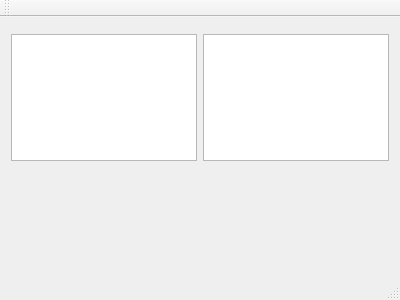
Qt form mainwindow.ui (Neuro111/balansBotGUI) before a commit.
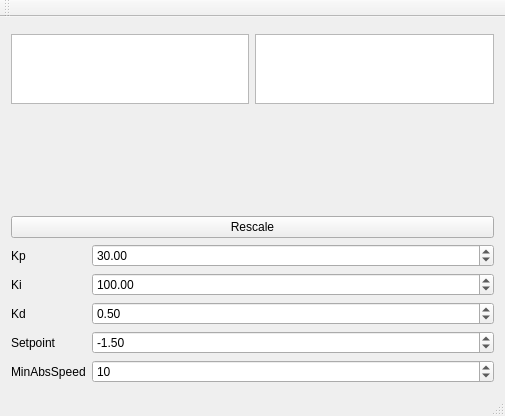
The same form after that commit. Custom widgets are drawn as their Qt base class.

```diff
--- a/mainwindow.ui
+++ b/mainwindow.ui
@@ -6,8 +6,8 @@
    <rect>
     <x>0</x>
     <y>0</y>
-    <width>400</width>
-    <height>300</height>
+    <width>505</width>
+    <height>372</height>
    </rect>
   </property>
   <property name="windowTitle">
@@ -28,7 +28,14 @@
     <item>
      <layout class="QHBoxLayout" name="horizontalLayout">
       <item>
-       <widget class="QTextBrowser" name="rawDataMonitor"/>
+       <widget class="QTextBrowser" name="rawDataMonitor">
+        <property name="minimumSize">
+         <size>
+          <width>0</width>
+          <height>30</height>
+         </size>
+        </property>
+       </widget>
       </item>
       <item>
        <widget class="QTextBrowser" name="portMonitor"/>
@@ -51,6 +58,114 @@
       </property>
      </widget>
     </item>
+    <item>
+     <widget class="QPushButton" name="RescaleButton">
+      <property name="text">
+       <string>Rescale</string>
+      </property>
+     </widget>
+    </item>
+    <item>
+     <layout class="QFormLayout" name="formLayout">
+      <item row="0" column="1">
+       <widget class="QDoubleSpinBox" name="SpinBox_Kp">
+        <property name="maximum">
+         <double>999.990000000000009</double>
+        </property>
+        <property name="singleStep">
+         <double>1.000000000000000</double>
+        </property>
+        <property name="value">
+         <double>30.000000000000000</double>
+        </property>
+       </widget>
+      </item>
+      <item row="1" column="1">
+       <widget class="QDoubleSpinBox" name="SpinBox_Ki">
+        <property name="maximum">
+         <double>999.990000000000009</double>
+        </property>
+        <property name="singleStep">
+         <double>1.000000000000000</double>
+        </property>
+        <property name="value">
+         <double>100.000000000000000</double>
+        </property>
+       </widget>
+      </item>
+      <item row="0" column="0">
+       <widget class="QLabel" name="label">
+        <property name="text">
+         <string>Kp</string>
+        </property>
+       </widget>
+      </item>
+      <item row="1" column="0">
+       <widget class="QLabel" name="label_2">
+        <property name="text">
+         <string>Ki</string>
+        </property>
+       </widget>
+      </item>
+      <item row="2" column="1">
+       <widget class="QDoubleSpinBox" name="SpinBox_Kd">
+        <property name="maximum">
+         <double>999.990000000000009</double>
+        </property>
+        <property name="singleStep">
+         <double>0.050000000000000</double>
+        </property>
+        <property name="value">
+         <double>0.500000000000000</double>
+        </property>
+       </widget>
+      </item>
+      <item row="2" column="0">
+       <widget class="QLabel" name="label_3">
+        <property name="text">
+         <string>Kd</string>
+        </property>
+       </widget>
+      </item>
+      <item row="3" column="0">
+       <widget class="QLabel" name="label_4">
+        <property name="text">
+         <string>Setpoint</string>
+        </property>
+       </widget>
+      </item>
+      <item row="3" column="1">
+       <widget class="QDoubleSpinBox" name="SpinBox_Setpoint">
+        <property name="minimum">
+         <double>-99.989999999999995</double>
+        </property>
+        <property name="singleStep">
+         <double>0.100000000000000</double>
+        </property>
+        <property name="value">
+         <double>-1.500000000000000</double>
+        </property>
+       </widget>
+      </item>
+      <item row="4" column="0">
+       <widget class="QLabel" name="label_5">
+        <property name="text">
+         <string>MinAbsSpeed</string>
+        </property>
+       </widget>
+      </item>
+      <item row="4" column="1">
+       <widget class="QDoubleSpinBox" name="doubleSpinBox">
+        <property name="decimals">
+         <number>0</number>
+        </property>
+        <property name="value">
+         <double>10.000000000000000</double>
+        </property>
+       </widget>
+      </item>
+     </layout>
+    </item>
    </layout>
   </widget>
   <widget class="QMenuBar" name="menuBar">
```
Left out of the diff: 2 changed lines with no effect on the pictures.
